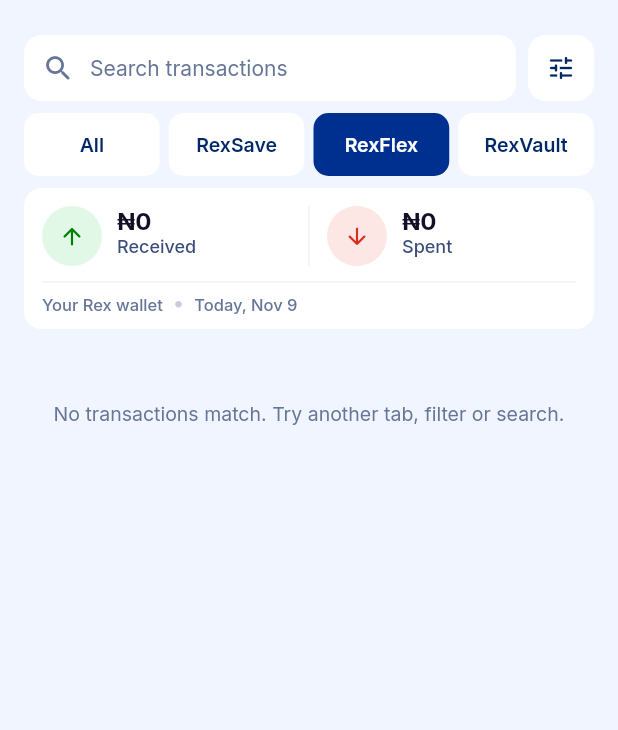
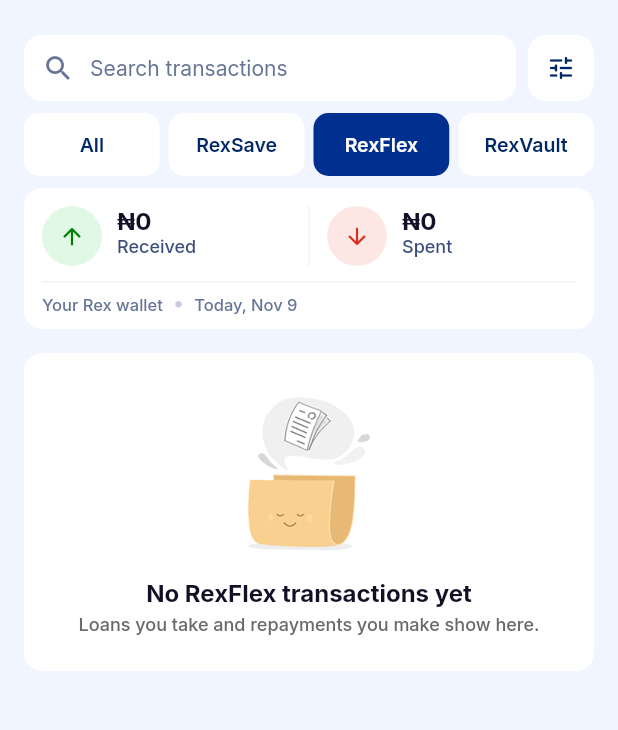
Before and after one commit to Kent-Sammy/rexverse, a Flutter app: the AllTransactionsScreen screen opened directly with empty values, after a tap on "RexSave", after a tap on "RexFlex", on a phone screen of 412 x 824 dp, the part 61-791 px from its top. Run offline on Flutter 3.47's test engine with Material 3 defaults, Android fonts, the phone set to English and light mode, and no system bars; our stand-ins replace audioplayers, file_picker, flutter_svg, pdf, printing, share_plus and 1 more; accounts and stored records are empty; project files that could hold a hidden picture were left out.

Commit message:
Transactions: empty states per tab and for no results
Uses the RexFlex empty-state card. Each state has a next step: Clear
filters, Get a RexFlex loan, Start saving, Save in RexVault.

Co-Authored-By: Claude Opus 5.5 <noreply@anthropic.com>
Claude-Session: https://claude.ai/code/session_01EjWxE6W9E8HwFDXk54C2wv

```diff
--- a/rex_atlas/lib/features/host/presentation/rex_home_screen.dart
+++ b/rex_atlas/lib/features/host/presentation/rex_home_screen.dart
@@ -58,6 +58,8 @@ class _RexHomeScreenState extends State<RexHomeScreen> {
             clock: now == null ? null : () => now,
           ),
           onRepeat: _openAtlas,
+          onAskAtlas: _openAtlas,
+          onOpenRexFlex: _openRexFlex,
         ),
       ),
     );
--- a/rex_atlas/lib/features/transactions/presentation/all_transactions_screen.dart
+++ b/rex_atlas/lib/features/transactions/presentation/all_transactions_screen.dart
@@ -6,19 +6,32 @@ import '../../../core/widgets/pressable.dart';
 import '../../atlas/domain/models/models.dart';
 import '../../atlas/presentation/receipt/receipt_header_bar.dart';
 import '../../atlas/presentation/screens/atlas_receipt_screen.dart';
+import '../../rexflex/presentation/widgets/flex_ui.dart';
 import '../data/transactions_feed.dart';
 import '../domain/account_transaction.dart';
 import 'transaction_filter.dart';
 
-/// "All Transactions": every account and every product in one list, with
-/// account chips, a type filter, search, and a received/spent summary.
+/// "All Transactions": every product in the Rex wallet in one list, with
+/// product tabs, a filter sheet, search, and a received/spent summary.
 class AllTransactionsScreen extends StatefulWidget {
-  const AllTransactionsScreen({super.key, required this.feed, this.onRepeat});
+  const AllTransactionsScreen({
+    super.key,
+    required this.feed,
+    this.onRepeat,
+    this.onAskAtlas,
+    this.onOpenRexFlex,
+  });
 
   final TransactionsFeed feed;
 
   /// Sends a "Repeat Transfer" request to Atlas.
   final ValueChanged<String>? onRepeat;
+
+  /// Opens Atlas with a request (e.g. "Save Money"), from empty states.
+  final ValueChanged<String>? onAskAtlas;
+
+  /// Opens RexFlex, from the RexFlex empty state.
+  final VoidCallback? onOpenRexFlex;
 
   @override
   State<AllTransactionsScreen> createState() => _AllTransactionsScreenState();
@@ -167,22 +180,10 @@ class _AllTransactionsScreenState extends State<AllTransactionsScreen> {
                     ],
                     const SizedBox(height: 8),
                     _Summary(items: items, now: widget.feed.now, filter: _f),
-                    if (items.isEmpty)
-                      Padding(
-                        padding: const EdgeInsets.symmetric(vertical: 48),
-                        child: Text(
-                          'No transactions match. Try another tab, filter '
-                          'or search.',
-                          maxLines: 3,
-                          overflow: TextOverflow.ellipsis,
-                          key: const Key('txns-empty'),
-                          textAlign: TextAlign.center,
-                          style: RexTypography.host(
-                            13,
-                            color: RexColors.textTxMeta,
-                          ),
-                        ),
-                      ),
+                    if (items.isEmpty) ...[
+                      const SizedBox(height: 16),
+                      _emptyState(),
+                    ],
                     ..._groups(items),
                   ],
                 );
@@ -192,6 +193,61 @@ class _AllTransactionsScreenState extends State<AllTransactionsScreen> {
         ],
       ),
     );
+  }
+
+  void _clearFilters() {
+    _search.clear();
+    setState(() {
+      _f = const TxnFilter();
+      _query = '';
+    });
+  }
+
+  /// What to show when the list is empty: a "no matches" card when a search
+  /// or filter hid everything, otherwise one for the selected tab.
+  Widget _emptyState() {
+    if (_query.trim().isNotEmpty || _f.isActive) {
+      return FlexEmptyState(
+        key: const Key('txns-empty'),
+        title: 'No transactions found',
+        message:
+            'Nothing matches your search or filters. Try another date, type '
+            'or amount.',
+        actionLabel: 'Clear filters',
+        onAction: _clearFilters,
+      );
+    }
+    final ask = widget.onAskAtlas;
+    return switch (_kind) {
+      TxnKind.rexsave => FlexEmptyState(
+        key: const Key('txns-empty'),
+        title: 'No RexSave transactions yet',
+        message: 'Deposits, interest and withdrawals from RexSave show here.',
+        actionLabel: ask == null ? null : 'Start saving',
+        onAction: ask == null ? null : () => ask('Save Money'),
+      ),
+      TxnKind.rexflex => FlexEmptyState(
+        key: const Key('txns-empty'),
+        title: 'No RexFlex transactions yet',
+        message: 'Loans you take and repayments you make show here.',
+        actionLabel: widget.onOpenRexFlex == null ? null : 'Get a RexFlex loan',
+        onAction: widget.onOpenRexFlex,
+      ),
+      TxnKind.rexvault => FlexEmptyState(
+        key: const Key('txns-empty'),
+        title: 'No RexVault transactions yet',
+        message:
+            'Money you lock in RexVault and the interest it earns show '
+            'here.',
+        actionLabel: ask == null ? null : 'Save in RexVault',
+        onAction: ask == null ? null : () => ask('Save in RexVault'),
+      ),
+      _ => const FlexEmptyState(
+        key: Key('txns-empty'),
+        title: 'No transactions yet',
+        message: 'Money in and out of your Rex wallet shows here.',
+      ),
+    };
   }
 
   List<Widget> _groups(List<AccountTransaction> items) {
```
Also changed, not shown: 2 other files.
